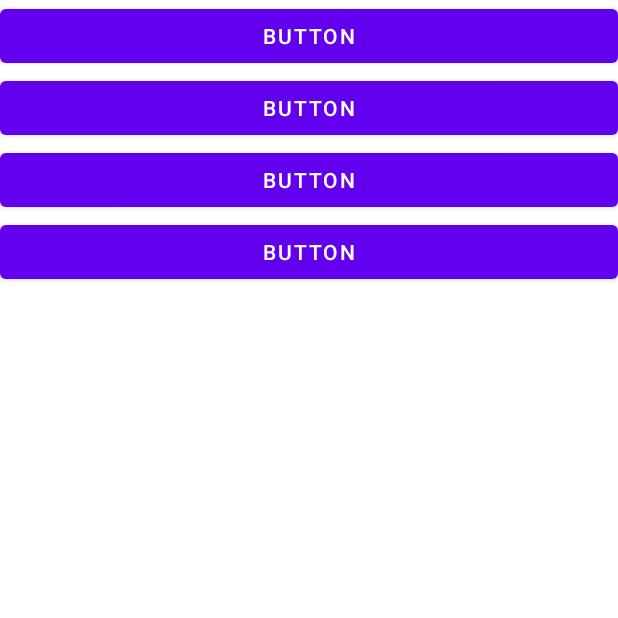
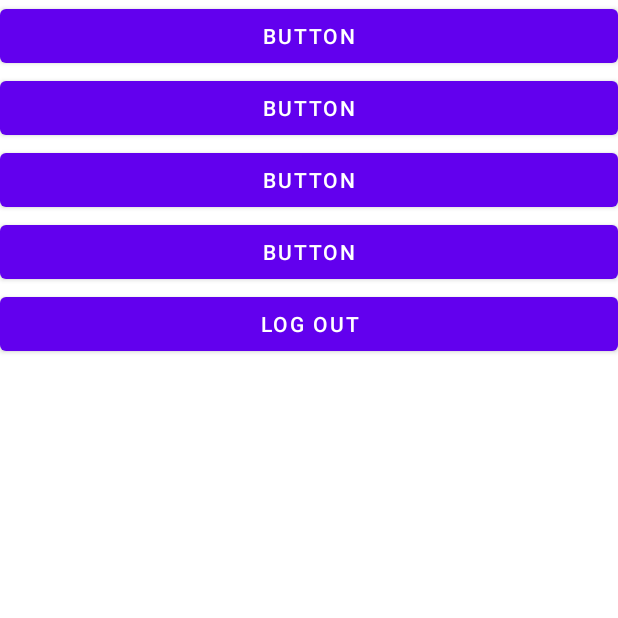
Before and after one commit to piru72/MedtRonic, an Android app: the screen it shows after launch once a user with an empty profile is signed in (HomeActivity), on a phone screen of 412 x 824 dp, the top half of it. Run offline under Robolectric (Android 15) with nearby library versions, the phone set to English and light mode, and no system bars; our stand-ins replace Firebase (no records; nobody signed in at launch, a user with empty details on screens opened directly).

Commit message:
fix (login, signup) : buttons fixed

```diff
--- a/app/src/main/java/piru72/medtronic/HomeActivity.kt
+++ b/app/src/main/java/piru72/medtronic/HomeActivity.kt
@@ -1,11 +1,28 @@
 package piru72.medtronic
 
+import android.app.Activity
+import android.content.Intent
 import androidx.appcompat.app.AppCompatActivity
 import android.os.Bundle
+import com.google.firebase.auth.FirebaseAuth
+import piru72.medtronic.LoginSignup.SignInActivity
+import piru72.medtronic.LoginSignup.SignUpActivity
+import piru72.medtronic.databinding.ActivityHomeBinding
+import piru72.medtronic.databinding.ActivityMainBinding
 
 class HomeActivity : AppCompatActivity() {
+    private lateinit var  binding: ActivityHomeBinding
     override fun onCreate(savedInstanceState: Bundle?) {
         super.onCreate(savedInstanceState)
-        setContentView(R.layout.activity_home)
+
+        binding = ActivityHomeBinding .inflate(layoutInflater)
+        val view = binding.root
+        setContentView(view)
+
+        binding.logoutButton.setOnClickListener {
+            FirebaseAuth.getInstance().signOut()
+            val intent = Intent(this, SignInActivity::class.java)
+            startActivity(intent)
+        }
     }
 }
--- a/app/src/main/java/piru72/medtronic/LoginSignup/SignInActivity.kt
+++ b/app/src/main/java/piru72/medtronic/LoginSignup/SignInActivity.kt
@@ -48,6 +48,11 @@ class SignInActivity : AppCompatActivity() {
             } else {
                 helper.makeToast(validityStatus)
             }
+        }
+
+        binding.goToSignUpPage.setOnClickListener {
+            val intent = Intent(this, SignUpActivity::class.java)
+            startActivity(intent)
         }
 
     }
--- a/app/src/main/java/piru72/medtronic/MainActivity.kt
+++ b/app/src/main/java/piru72/medtronic/MainActivity.kt
@@ -8,6 +8,7 @@ import com.google.firebase.auth.FirebaseAuth
 import com.google.firebase.auth.FirebaseUser
 import com.google.firebase.auth.ktx.auth
 import com.google.firebase.ktx.Firebase
+import piru72.medtronic.LoginSignup.SignInActivity
 import piru72.medtronic.LoginSignup.SignUpActivity
 import piru72.medtronic.databinding.ActivityMainBinding
 
@@ -24,7 +25,7 @@ class MainActivity : AppCompatActivity() {
         val view = binding.root
         setContentView(view)
         binding.btnGetStarted.setOnClickListener {
-            val intent = Intent(this, SignUpActivity::class.java)
+            val intent = Intent(this, SignInActivity::class.java)
             startActivity(intent)
         }
     }
--- a/app/src/main/res/layout/activity_home.xml
+++ b/app/src/main/res/layout/activity_home.xml
@@ -35,5 +35,11 @@
             android:layout_width="match_parent"
             android:layout_height="wrap_content"
             android:text="Button" />
+
+        <Button
+            android:id="@+id/logoutButton"
+            android:layout_width="match_parent"
+            android:layout_height="wrap_content"
+            android:text="Log Out" />
     </LinearLayout>
 </androidx.constraintlayout.widget.ConstraintLayout>
```
